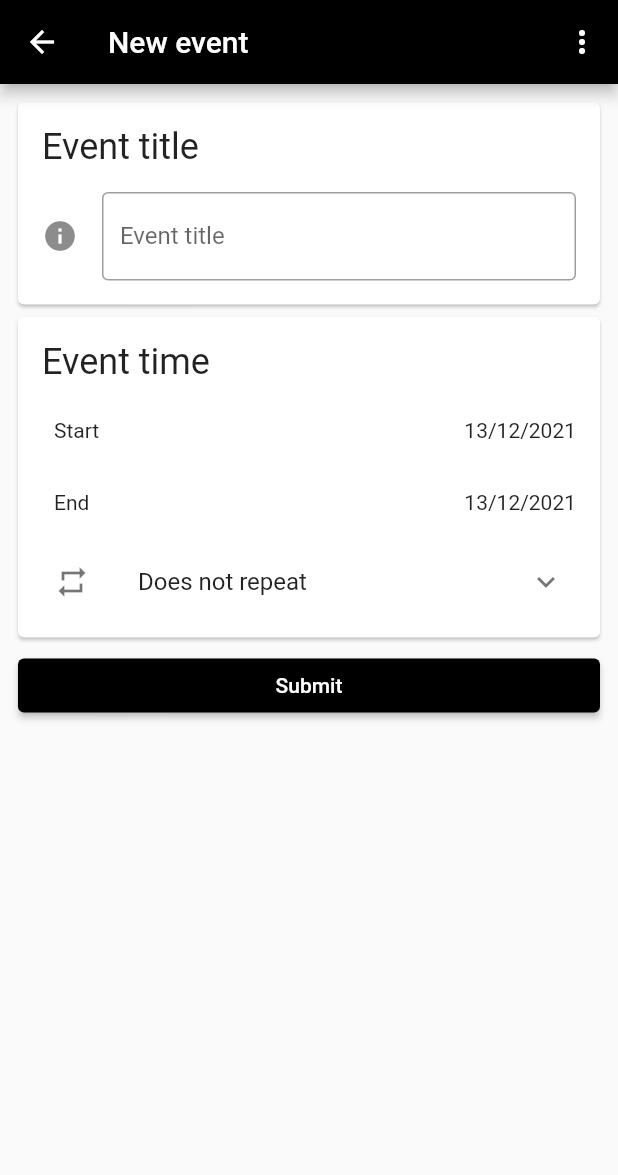
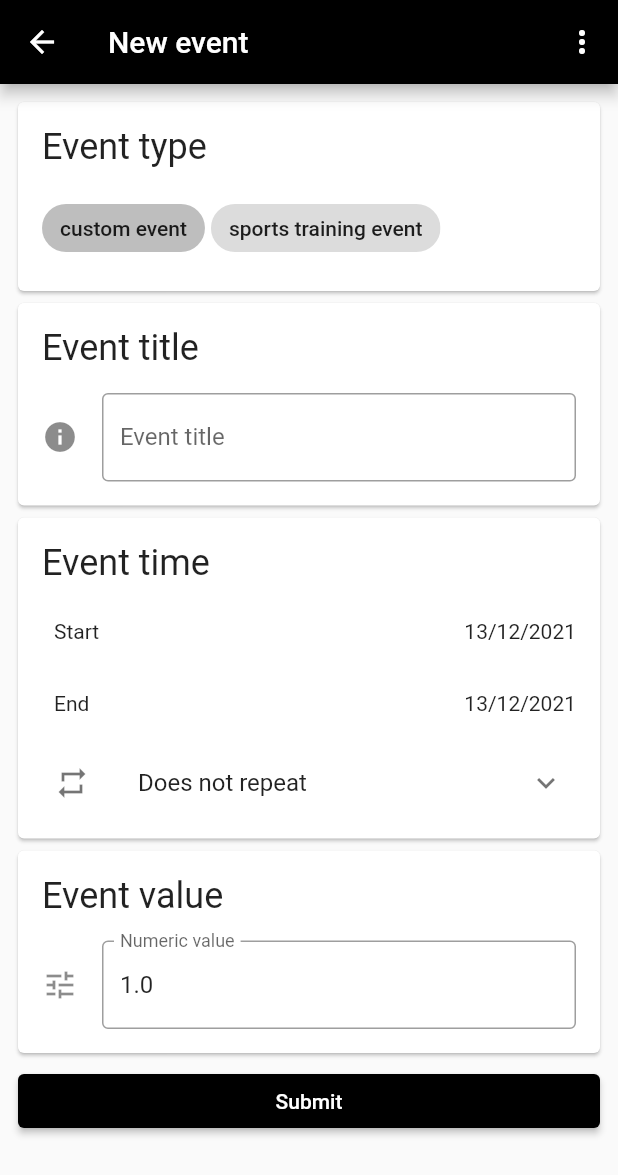
Before and after one commit to ggiuffre/patterns, a Flutter app: the NewEventPage screen opened directly with empty values, on a phone screen of 412 x 824 dp. Shown: the top 1175 px of the screen. Run offline on Flutter 3.47's test engine with Material 2 defaults, Android fonts, the light colour scheme and no system bars; our stand-ins replace cloud_firestore, firebase_auth, firebase_core, flutter_riverpod, google_sign_in, shared_preferences; missing offline and left inert: googleapis; accounts and stored records are empty.

Commit message:
Improve UI of new event form

```diff
--- a/lib/src/ui/components/new_event_form.dart
+++ b/lib/src/ui/components/new_event_form.dart
@@ -2,6 +2,7 @@ import 'dart:math';
 
 import 'package:flutter/material.dart';
 import 'package:flutter_riverpod/flutter_riverpod.dart';
+import 'package:patterns/src/ui/components/error_card.dart';
 
 import '../../data/date_formatting.dart';
 import '../../data/event.dart';
@@ -36,7 +37,7 @@ class _NewEventFormState extends ConsumerState<NewEventForm> {
         child: ListView(
           padding: const EdgeInsets.all(8.0),
           children: [
-            if (false)
+            // if (false)
             ConstrainedCard(
               child: Padding(
                 padding: const EdgeInsets.all(8.0),
@@ -45,7 +46,7 @@ class _NewEventFormState extends ConsumerState<NewEventForm> {
                   children: [
                     Padding(
                       padding: const EdgeInsets.all(8.0),
-                        child: Text("Type", style: Theme.of(context).textTheme.headline5),
+                      child: Text("Event type", style: Theme.of(context).textTheme.headline5),
                     ),
                     Padding(
                       padding: const EdgeInsets.all(8.0),
@@ -59,6 +60,8 @@ class _NewEventFormState extends ConsumerState<NewEventForm> {
                 ),
               ),
             ),
+            if (_eventType != EventType.customEvent && _eventType != EventType.caloriesIntakeMeasurement)
+              const ConstrainedCard(child: ErrorCard(text: "Not implemented yet. Work in progress...")),
             if (_eventType == EventType.customEvent)
               ConstrainedCard(
                 child: Padding(
@@ -91,17 +94,15 @@ class _NewEventFormState extends ConsumerState<NewEventForm> {
                     children: [
                       Padding(
                         padding: const EdgeInsets.all(8.0),
-                        child: Text("Food", style: Theme.of(context).textTheme.headline5),
+                        child: Text("Food properties", style: Theme.of(context).textTheme.headline5),
                       ),
-                      Padding(
-                        padding: const EdgeInsets.all(8.0),
-                        child: _FoodRadioInput(
+                      _FoodRadioInput(
                         values: FoodType.values,
                         onChipSelected: (food) => setState(() {
                           _eventTitle = "Calories intake";
                           _eventValue = food.calories;
                         }),
-                        ),
+                        autoValidate: _autoValidate,
                       ),
                     ],
                   ),
@@ -141,6 +142,44 @@ class _NewEventFormState extends ConsumerState<NewEventForm> {
                       }),
                       onIncreaseInterval: () => setState(() => _eventInterval++),
                       onDecreaseInterval: () => setState(() => _eventInterval = max(1, _eventInterval - 1)),
+                    ),
+                  ],
+                ),
+              ),
+            ),
+            if (_eventType == EventType.customEvent)
+              ConstrainedCard(
+                child: Padding(
+                  padding: const EdgeInsets.all(8.0),
+                  child: Column(
+                    crossAxisAlignment: CrossAxisAlignment.start,
+                    children: [
+                      Padding(
+                        padding: const EdgeInsets.all(8.0),
+                        child: Text("Event value", style: Theme.of(context).textTheme.headline5),
+                      ),
+                      Padding(
+                        padding: const EdgeInsets.all(8.0),
+                        child: TextFormField(
+                          keyboardType: TextInputType.number,
+                          initialValue: _eventValue.toString(),
+                          onChanged: (value) => setState(() => _eventValue = double.tryParse(value) ?? _eventValue),
+                          decoration: const InputDecoration(
+                            icon: Icon(Icons.tune),
+                            border: OutlineInputBorder(),
+                            labelText: 'Numeric value',
+                          ),
+                          autovalidateMode:
+                              _autoValidate ? AutovalidateMode.onUserInteraction : AutovalidateMode.disabled,
+                          validator: (value) {
+                            if (value?.isEmpty ?? true) {
+                              return 'Please enter a value for this event';
+                            } else if (double.tryParse(value ?? "") == null) {
+                              return 'Please enter a valid numeric value for this event';
+                            }
+                            return null;
+                          },
+                        ),
                       ),
                     ],
                   ),
@@ -241,12 +280,12 @@ class _EventTypeSelectorState extends State<_EventTypeSelector> {
           child: Column(
             children: [
               Wrap(
+                spacing: 4.0,
+                runSpacing: 4.0,
                 children: widget.values
                     .where((eventType) => eventTypeLabels.containsKey(eventType))
                     .map(
-                      (eventType) => Padding(
-                        padding: const EdgeInsets.all(2.0),
-                        child: ChoiceChip(
+                      (eventType) => ChoiceChip(
                         label: Text(eventTypeLabels[eventType] ?? ""),
                         selected: eventType == widget.groupValue,
                         onSelected: (selected) {
@@ -255,7 +294,6 @@ class _EventTypeSelectorState extends State<_EventTypeSelector> {
                             widget.onChipSelected(eventType);
                           }
                         },
-                        ),
                       ),
                     )
                     .toList(),
@@ -368,11 +406,13 @@ class _FoodInfo {
 class _FoodRadioInput extends StatefulWidget {
   final Iterable<FoodType> values;
   final void Function(_FoodInfo) onChipSelected;
+  final bool autoValidate;
 
   const _FoodRadioInput({
     Key? key,
     required this.values,
     required this.onChipSelected,
+    this.autoValidate = false,
   }) : super(key: key);
 
   @override
@@ -380,7 +420,7 @@ class _FoodRadioInput extends StatefulWidget {
 }
 
 class _FoodRadioInputState extends State<_FoodRadioInput> {
-  FoodType _groupValue = FoodType.muesli;
+  _FoodInfo _groupValue = const _FoodInfo(label: "müesli", calories: 200);
 
   static const foodInfo = {
     FoodType.muesli: _FoodInfo(label: "müesli", calories: 200),
@@ -397,37 +437,65 @@ class _FoodRadioInputState extends State<_FoodRadioInput> {
   Widget build(BuildContext context) => Column(
         children: [
           Padding(
-            padding: const EdgeInsets.only(bottom: 8.0),
+            padding: const EdgeInsets.symmetric(vertical: 8.0),
             child: Wrap(
+              spacing: 4.0,
+              runSpacing: 4.0,
               children: widget.values
                   .where((food) => foodInfo.containsKey(food))
+                  .map((food) => foodInfo[food])
                   .map(
-                    (food) => Padding(
-                      padding: const EdgeInsets.all(2.0),
-                      child: ChoiceChip(
-                        label: Text(foodInfo[food]?.label ?? ""),
+                    (food) => ChoiceChip(
+                      label: Text(food?.label ?? ""),
                       selected: food == _groupValue,
                       onSelected: (selected) {
                         if (selected) {
-                            setState(() => _groupValue = food);
-                            widget.onChipSelected(foodInfo[food]!);
+                          setState(() => _groupValue = food!);
+                          widget.onChipSelected(food!);
                         }
                       },
-                      ),
                     ),
                   )
                   .toList(),
             ),
           ),
-          if (_groupValue == FoodType.other)
-            TextFormField(
+          ExpansionTile(
+            leading: const Icon(Icons.tune),
+            expandedCrossAxisAlignment: CrossAxisAlignment.start,
+            title: Text("${_groupValue.calories} calories"),
+            children: [
+              Padding(
+                padding: const EdgeInsets.symmetric(vertical: 8.0),
+                child: TextFormField(
                   keyboardType: TextInputType.number,
-                onChanged: (_) {},
+                  initialValue: _groupValue.calories.toString(),
+                  onChanged: (value) {
+                    final calories = double.tryParse(value);
+                    if (calories != null) {
+                      final newValue = _FoodInfo(label: _groupValue.label, calories: calories);
+                      setState(() => _groupValue = newValue);
+                      widget.onChipSelected(newValue);
+                    }
+                  },
                   decoration: const InputDecoration(
                     icon: Icon(Icons.local_fire_department),
                     border: OutlineInputBorder(),
                     labelText: 'Calories',
-                )),
+                  ),
+                  autovalidateMode:
+                      widget.autoValidate ? AutovalidateMode.onUserInteraction : AutovalidateMode.disabled,
+                  validator: (value) {
+                    if (value?.isEmpty ?? true) {
+                      return 'Please enter the amount of calories for this food';
+                    } else if (double.tryParse(value ?? "") == null) {
+                      return 'Please enter a valid amount of calories for this food';
+                    }
+                    return null;
+                  },
+                ),
+              ),
+            ],
+          ),
         ],
       );
 }
```
Also changed, not shown: 1 other file. Lines whose indentation alone changed are shown as unchanged.
